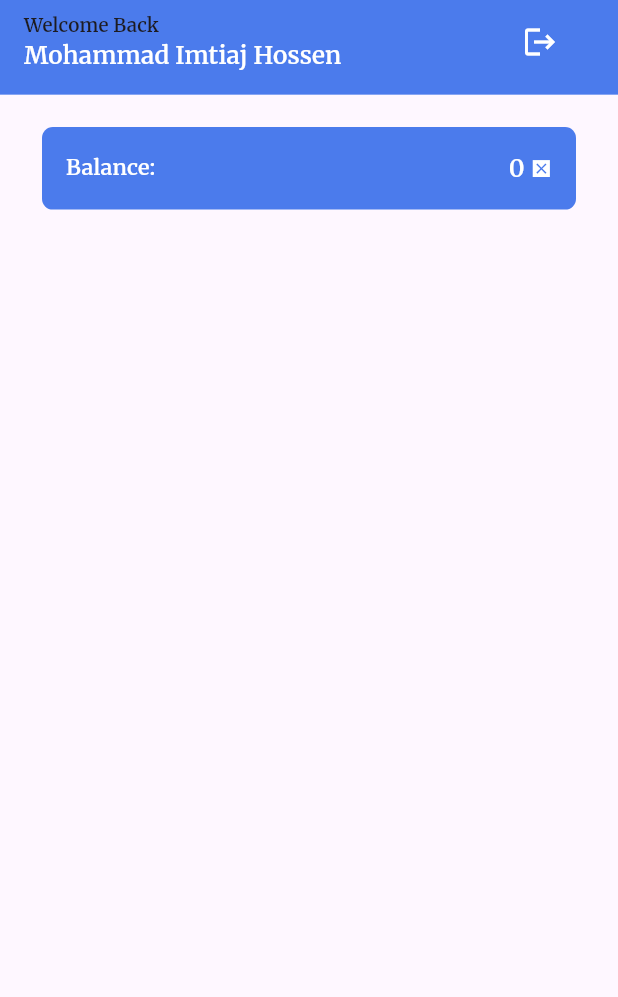
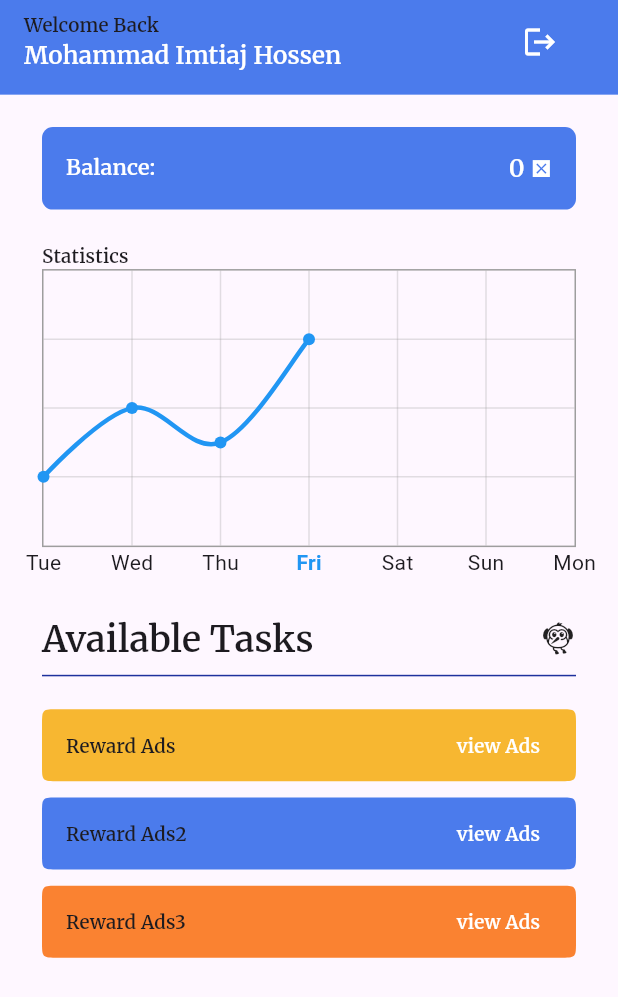
Before and after one commit to Error-Imtiaj/Ton-Ads, a Flutter app: the HomeScreen screen opened by its route, on a phone screen of 412 x 824 dp. Shown: the top 997 px of the screen. Run offline on Flutter 3.47's test engine with Material 3 defaults, Android fonts, the phone set to English and light mode, and no system bars; drawn by our look-alikes of fl_chart; our stand-ins replace bloc, firebase_auth, firebase_core, flutter_bloc, flutter_screenutil, flutter_svg and 5 more; missing offline and left inert: flutter_facebook_auth; accounts and stored records are empty.

Commit message:
`Added new features and widgets to HomeScreen, including statistics, available tasks, and watch ads tiles, and updated app colors and routes.`

```diff
--- a/lib/app.dart
+++ b/lib/app.dart
@@ -2,11 +2,11 @@ import 'package:earn_watching_ads/core/themes/app_theme.dart';
 import 'package:earn_watching_ads/core/utils/app_routes.dart';
 import 'package:earn_watching_ads/core/utils/service_locator.dart';
 import 'package:earn_watching_ads/features/authscreen/presentation/forgetPassword/bloc/forget_pass_bloc.dart';
+import 'package:earn_watching_ads/features/authscreen/presentation/forgetPassword/screens/forget_password.dart';
 import 'package:earn_watching_ads/features/authscreen/presentation/loginscreen/bloc/login_bloc.dart';
+import 'package:earn_watching_ads/features/authscreen/presentation/loginscreen/screens/app_login.dart';
 import 'package:earn_watching_ads/features/authscreen/presentation/signupScreen/bloc/sign_up_bloc.dart';
 import 'package:earn_watching_ads/features/authscreen/presentation/signupScreen/screens/app_create_account.dart';
-import 'package:earn_watching_ads/features/authscreen/presentation/loginscreen/screens/app_login.dart';
-import 'package:earn_watching_ads/features/authscreen/presentation/forgetPassword/screens/forget_password.dart';
 import 'package:earn_watching_ads/features/homeScreen/bloc/home_bloc.dart';
 import 'package:earn_watching_ads/features/homeScreen/presentation/screens/home_screen.dart';
 import 'package:earn_watching_ads/features/profileOnboard/bloc/onboard_bloc.dart';
--- a/lib/core/themes/app_colors.dart
+++ b/lib/core/themes/app_colors.dart
@@ -12,4 +12,6 @@ class AppColors {
   static const Color appbarBackgroundColor = Color(0xff4b7bec);
   static const Color appPrimaryTextColor = Color(0xffffffff);
   static const Color appAppbarButtonColor = Color(0xffffffff);
+  static const Color goldenColor = Color(0xfff7b731);
+  static const Color orangeColor = Color(0xfffa8231);
 }
--- a/lib/features/homeScreen/presentation/screens/home_screen.dart
+++ b/lib/features/homeScreen/presentation/screens/home_screen.dart
@@ -1,10 +1,16 @@
+import 'package:earn_watching_ads/core/themes/app_colors.dart';
 import 'package:earn_watching_ads/core/themes/app_const.dart';
 import 'package:earn_watching_ads/core/utils/app_routes.dart';
+import 'package:earn_watching_ads/core/widgets/app_text.dart';
 import 'package:earn_watching_ads/features/authscreen/presentation/widgets/lodaing.dart';
 import 'package:earn_watching_ads/features/homeScreen/bloc/home_bloc.dart';
 import 'package:earn_watching_ads/features/homeScreen/presentation/widgets/appbar_widget.dart';
 import 'package:earn_watching_ads/features/homeScreen/presentation/widgets/balance.dart';
+import 'package:earn_watching_ads/features/homeScreen/presentation/widgets/confirm_exit_dialogue.dart';
+import 'package:earn_watching_ads/features/homeScreen/presentation/widgets/watch_ads_tile.dart';
+import 'package:earn_watching_ads/features/homeScreen/presentation/widgets/weekly_coin_chart.dart';
 import 'package:flutter/material.dart';
+import 'package:flutter/services.dart';
 import 'package:flutter_bloc/flutter_bloc.dart';
 import 'package:flutter_screenutil/flutter_screenutil.dart';
 import 'package:gap/gap.dart';
@@ -23,16 +29,75 @@ class HomeScreen extends StatelessWidget {
         }
       },
       builder: (context, state) {
-        return Scaffold(
-          appBar: AppbarWidget(),
-          body: Padding(
-            padding: EdgeInsets.symmetric(horizontal: AppConst.scaffoldPadding),
-            child: (state is HomeLoadingState)
-                ? Loading()
-                : Column(children: [Gap(24.h), Balance()]),
+        return PopScope(
+          canPop: false,
+          onPopInvoked: (didPop) async {
+            // Show confirmation dialog
+            bool shouldExit = await ConfirmExitDialog.show(context);
+            if (shouldExit) {
+              // Exit the app
+              SystemNavigator.pop();
+            }
+          },
+          child: Scaffold(
+            appBar: AppbarWidget(),
+            body: Padding(
+              padding: EdgeInsets.symmetric(
+                horizontal: AppConst.scaffoldPadding,
+              ),
+              child: (state is HomeLoadingState)
+                  ? Loading()
+                  : Column(
+                      crossAxisAlignment: CrossAxisAlignment.start,
+                      children: [
+                        Gap(24.h),
+                        Balance(),
+                        Gap(24.h),
+                        AppText(text: "Statistics", fontSize: 14.sp),
+                        WeeklyCoinChart(),
+                        Gap(24.h),
+                        _availableTask(),
+                        Divider(color: AppColors.appPrimaryColor),
+                        Gap(16.h),
+                        WatchAdsTile(
+                          title: "Reward Ads",
+                          tileColor: AppColors.goldenColor,
+                          onTap: () {
+                            // todo CLICK TO WATCH ADS
+                          },
+                        ),
+                        Gap(12.h),
+                        WatchAdsTile(
+                          title: "Reward Ads2",
+                          tileColor: AppColors.appbarBackgroundColor,
+                          onTap: () {
+                            // todo CLICK TO WATCH ADS
+                          },
+                        ),
+                        Gap(12.h),
+                        WatchAdsTile(
+                          title: "Reward Ads3",
+                          tileColor: AppColors.orangeColor,
+                          onTap: () {
+                            // todo CLICK TO WATCH ADS
+                          },
+                        ),
+                      ],
+                    ),
+            ),
           ),
         );
       },
     );
   }
+
+  Widget _availableTask() {
+    return Row(
+      mainAxisAlignment: MainAxisAlignment.spaceBetween,
+      children: [
+        AppText(text: "Available Tasks"),
+        Icon(Icons.flutter_dash_rounded),
+      ],
+    );
+  }
 }
--- /dev/null
+++ b/lib/features/homeScreen/presentation/widgets/confirm_exit_dialogue.dart
@@ -0,0 +1,68 @@
+import 'package:earn_watching_ads/core/themes/app_colors.dart';
+import 'package:earn_watching_ads/core/widgets/app_text.dart';
+import 'package:flutter/material.dart';
+import 'package:flutter_screenutil/flutter_screenutil.dart';
+
+class ConfirmExitDialog extends StatelessWidget {
+  final String title;
+  final String content;
+  final String confirmText;
+  final String cancelText;
+
+  const ConfirmExitDialog({
+    Key? key,
+    this.title = "Exit App",
+    this.content = "Do you really want to leave the app?",
+    this.confirmText = "Yes",
+    this.cancelText = "No",
+  }) : super(key: key);
+
+  /// Show the dialog and return a Future<bool>
+  static Future<bool> show(
+    BuildContext context, {
+    String title = "Exit App",
+    String content = "Do you really want to leave the app?",
+    String confirmText = "Yes",
+    String cancelText = "No",
+  }) async {
+    final result = await showDialog<bool>(
+      context: context,
+      builder: (context) => ConfirmExitDialog(
+        title: title,
+        content: content,
+        confirmText: confirmText,
+        cancelText: cancelText,
+      ),
+    );
+    return result ?? false;
+  }
+
+  @override
+  Widget build(BuildContext context) {
+    return AlertDialog(
+      shape: ContinuousRectangleBorder(
+        borderRadius: BorderRadiusGeometry.circular(16.h),
+      ),
+      title: AppText(text: title, fontSize: 14.sp),
+      content: AppText(text: content, fontSize: 16.sp),
+      actions: [
+        TextButton(
+          onPressed: () => Navigator.of(context).pop(false),
+          child: AppText(
+            text: cancelText,
+            textColor: AppColors.appPrimaryColor,
+            fontSize: 14.sp,
+          ),
+        ),
+        TextButton(
+          onPressed: () => Navigator.of(context).pop(true),
+          child: AppText(
+            text: confirmText,
+            textColor: AppColors.appPrimaryColor,
+            fontSize: 14.sp,
+          ),
+        ),
+      ],
+    );
+  }
+}
--- /dev/null
+++ b/lib/features/homeScreen/presentation/widgets/watch_ads_tile.dart
@@ -0,0 +1,29 @@
+import 'package:earn_watching_ads/core/themes/app_colors.dart';
+import 'package:earn_watching_ads/core/widgets/app_text.dart';
+import 'package:flutter/material.dart';
+import 'package:flutter_screenutil/flutter_screenutil.dart';
+
+class WatchAdsTile extends StatelessWidget {
+  final String title;
+  final Function()? onTap;
+  final Color tileColor;
+  const WatchAdsTile({super.key, required this.title, this.onTap, required this.tileColor});
+
+  @override
+  Widget build(BuildContext context) {
+    return ListTile(
+      title: AppText(text: title, fontSize: 14.sp),
+      tileColor: tileColor,
+      dense: true,
+      trailing: AppText(
+        text: 'view Ads',
+        fontSize: 14.sp,
+        textColor: AppColors.appPrimaryTextColor,
+      ),
+      shape: ContinuousRectangleBorder(
+        borderRadius: BorderRadiusGeometry.circular(12.r),
+      ),
+      onTap: onTap,
+    );
+  }
+}
--- /dev/null
+++ b/lib/features/homeScreen/presentation/widgets/weekly_coin_chart.dart
@@ -0,0 +1,119 @@
+import 'package:fl_chart/fl_chart.dart';
+import 'package:flutter/material.dart';
+import 'package:flutter_screenutil/flutter_screenutil.dart';
+
+class WeeklyCoinChart extends StatelessWidget {
+  // Previous 3 days + today
+  final List<double> coinData = [10, 20, 15, 30]; // previous 3 + today
+
+  // Function to generate 7-day titles with today in the middle (index 3)
+  List<String> getWeekTitles() {
+    const days = ['Sun', 'Mon', 'Tue', 'Wed', 'Thu', 'Fri', 'Sat'];
+    int todayIndex = DateTime.now().weekday % 7; // Sun=0, Mon=1,... Sat=6
+
+    // Previous 3 days
+    List<String> previousDays = List.generate(
+      3,
+      (i) => days[(todayIndex - 3 + i + 7) % 7],
+    );
+
+    // Today
+    String today = days[todayIndex];
+
+    // Next 3 days
+    List<String> nextDays = List.generate(
+      3,
+      (i) => days[(todayIndex + i + 1) % 7],
+    );
+
+    return [...previousDays, today, ...nextDays];
+  }
+
+  @override
+  Widget build(BuildContext context) {
+    // Fill missing data with 0 for future days
+    List<double> weeklyCoins = List.from(coinData);
+    while (weeklyCoins.length < 7) {
+      weeklyCoins.add(0);
+    }
+
+    List<String> titles = getWeekTitles();
+
+    // Generate FlSpots only for non-zero values
+    List<FlSpot> spots = [];
+    for (int i = 0; i < weeklyCoins.length; i++) {
+      if (weeklyCoins[i] > 0) {
+        spots.add(FlSpot(i.toDouble(), weeklyCoins[i]));
+      }
+    }
+
+    return SizedBox(
+      height: 230.h,
+      child: LineChart(
+        LineChartData(
+          minX: 0,
+          maxX: 6,
+          minY: 0,
+          maxY: (weeklyCoins.reduce((a, b) => a > b ? a : b)) + 10,
+
+          titlesData: FlTitlesData(
+            show: true,
+            bottomTitles: AxisTitles(
+              sideTitles: SideTitles(
+                showTitles: true,
+                interval: 1,
+                getTitlesWidget: (value, meta) {
+                  int index = value.toInt();
+                  if (index >= 0 && index < titles.length) {
+                    if (index == 3) {
+                      return Text(
+                        titles[index],
+                        style: TextStyle(
+                          fontWeight: FontWeight.bold,
+                          color: Colors.blue,
+                        ),
+                      );
+                    }
+                    return Text(titles[index]);
+                  }
+                  return const SizedBox.shrink();
+                },
+              ),
+            ),
+            leftTitles: AxisTitles(sideTitles: SideTitles(showTitles: false)),
+            topTitles: AxisTitles(sideTitles: SideTitles(showTitles: false)),
+            rightTitles: AxisTitles(sideTitles: SideTitles(showTitles: false)),
+          ),
+
+          gridData: FlGridData(
+            show: true,
+            drawVerticalLine: true,
+            drawHorizontalLine: true,
+            verticalInterval: 1,
+            horizontalInterval: 10,
+            getDrawingHorizontalLine: (value) =>
+                FlLine(color: Colors.grey.withOpacity(0.3), strokeWidth: 1),
+            getDrawingVerticalLine: (value) =>
+                FlLine(color: Colors.grey.withOpacity(0.3), strokeWidth: 1),
+          ),
+
+          borderData: FlBorderData(
+            show: true,
+            border: Border.all(color: Colors.grey, width: 1),
+          ),
+
+          lineBarsData: [
+            LineChartBarData(
+              spots: spots,
+              isCurved: true,
+              barWidth: 3,
+              dotData: FlDotData(show: true),
+              color: Colors.blue,
+              isStrokeCapRound: true,
+            ),
+          ],
+        ),
+      ),
+    );
+  }
+}
--- a/pubspec.yaml
+++ b/pubspec.yaml
@@ -45,6 +45,7 @@ dependencies:
   get_it: ^8.2.0
   google_sign_in:
   flutter_facebook_auth: ^7.1.2
+  fl_chart: ^1.0.0
 
 dev_dependencies:
   flutter_test:
```
Also changed, not shown: pubspec.lock.
